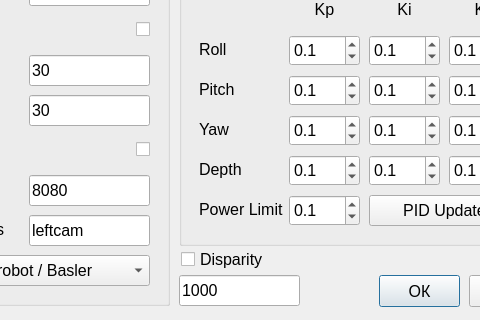
Qt form SevROVWorkstation/settingswindow.ui (valabsoft/auv-chersonese) before a commit; both pictures show x 161 to 641 and y 315 to 635 of the 743 by 635 pixel window.
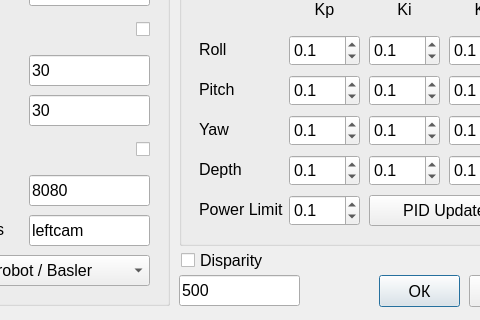
The same form after that commit.

Patch:
```diff
--- a/SevROVWorkstation/settingswindow.ui
+++ b/SevROVWorkstation/settingswindow.ui
@@ -1425,7 +1425,7 @@
     </font>
    </property>
    <property name="text">
-    <string>1000</string>
+    <string>500</string>
    </property>
    <property name="alignment">
     <set>Qt::AlignLeading|Qt::AlignLeft|Qt::AlignVCenter</set>
@@ -1437,7 +1437,7 @@
      <x>342</x>
      <y>560</y>
      <width>121</width>
-     <height>28</height>
+     <height>31</height>
     </rect>
    </property>
    <property name="font">
```
Left out of the diff: 70 changed lines with no effect on the pictures.
